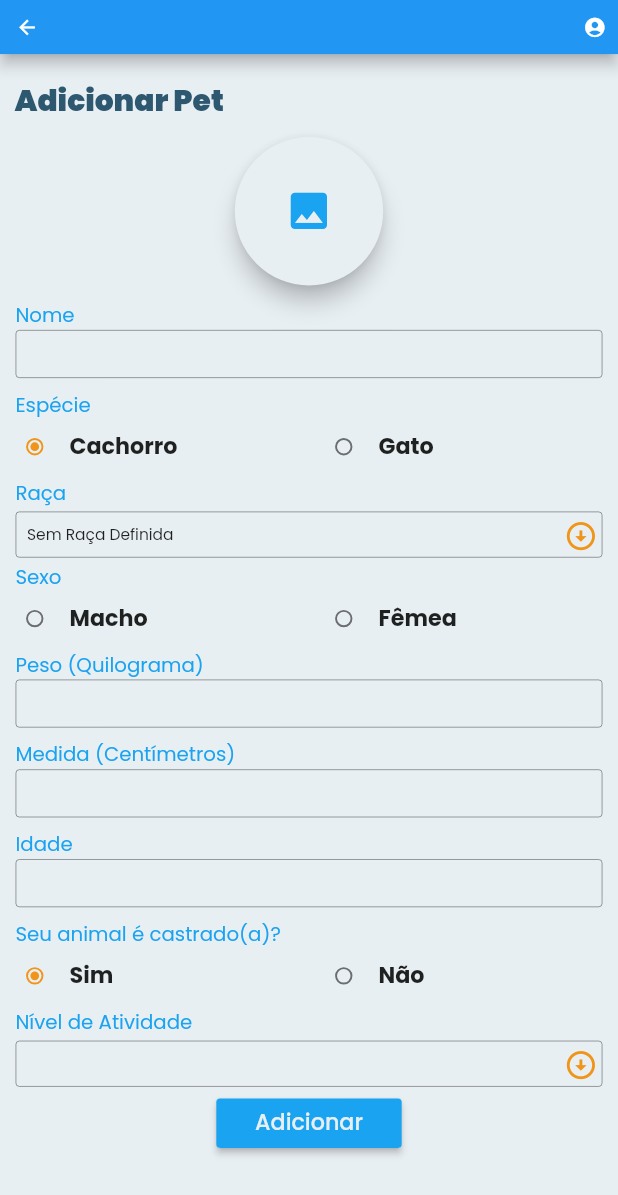
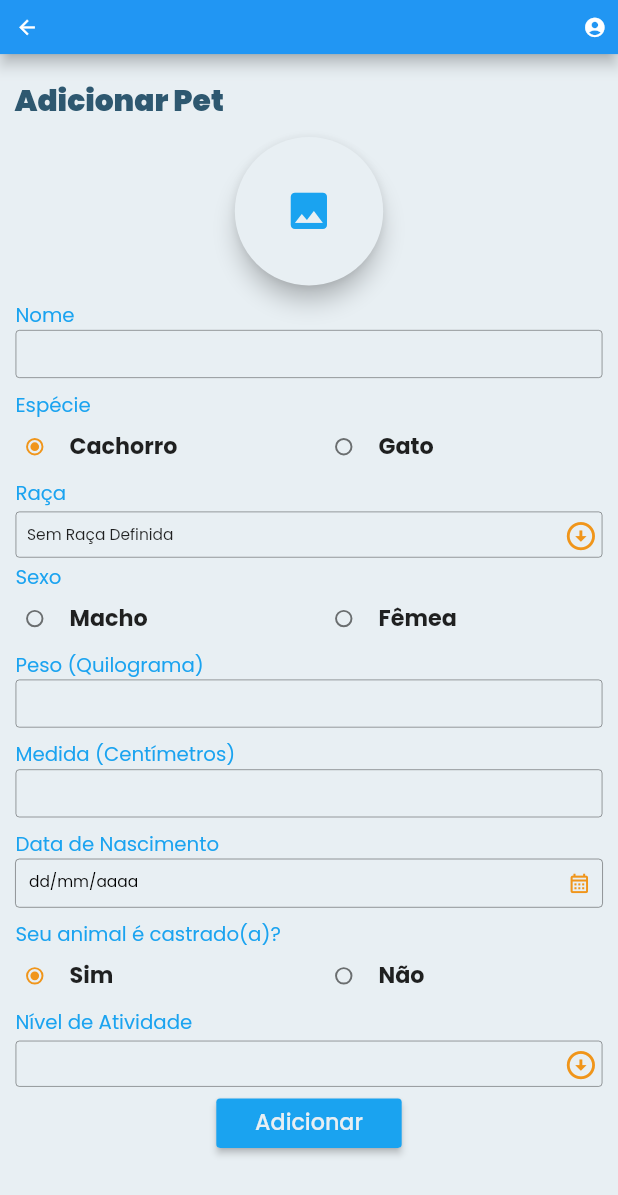
Before and after one commit to lmtsufape/nutricao-animal-app, a Flutter app: the AddAnimalScreen screen opened by its route, on a phone screen of 412 x 824 dp. Shown: the top 1195 px of the screen. Run offline on Flutter 3.47's test engine with Material 2 defaults, Android fonts, the phone set to English and light mode, and no system bars; drawn by our look-alikes of dropdown_search; our stand-ins replace device_preview, dio, file_picker, google_fonts, image_picker, responsive_framework and 2 more; accounts and stored records are empty.

Commit message:
mudando field de idade para data de nascimento

```diff
--- a/lib/components/forms/text_field_custom.dart
+++ b/lib/components/forms/text_field_custom.dart
@@ -1,4 +1,5 @@
 import 'package:flutter/material.dart';
+import 'package:intl/intl.dart';
 import 'package:thunderapp/shared/constants/app_number_constants.dart';
 
 import '../../shared/constants/style_constants.dart';
@@ -38,3 +39,72 @@ class TextFieldCustom extends StatelessWidget {
     );
   }
 }
+
+class TextFieldCustomDate extends StatefulWidget {
+  final String _fieldLabel;
+  final TextEditingController controller;
+  final String label;
+
+  const TextFieldCustomDate(this._fieldLabel, this.controller, this.label,
+      {super.key});
+
+  @override
+  State<TextFieldCustomDate> createState() => _TextFieldCustomDateState();
+}
+
+class _TextFieldCustomDateState extends State<TextFieldCustomDate> {
+  DateTime _datept = DateTime.now();
+  String date = 'dd/mm/aaaa';
+
+  getDate() {
+    showDatePicker(
+            context: context,
+            initialDate: DateTime.now(),
+            firstDate: DateTime(2010),
+            lastDate: DateTime(2025))
+        .then((value) {
+      setState(() {
+        _datept = value!;
+        date = DateFormat(DateFormat.YEAR_MONTH_DAY, "pt_Br").format(_datept);
+      });
+    });
+  }
+
+  @override
+  Widget build(BuildContext context) {
+    final heightScreen = MediaQuery.of(context).size.height;
+    return Padding(
+      padding: const EdgeInsets.only(left: 16, right: 16, bottom: 8),
+      child: Column(
+        crossAxisAlignment: CrossAxisAlignment.start,
+        children: [
+          Text(
+            widget._fieldLabel,
+            style: TextStyle(
+                color: kSecondaryColor, fontSize: heightScreen * kMediumSize),
+          ),
+          InkWell(
+            onTap: () => getDate(),
+            child: TextField(
+              enabled: false,
+              controller: widget.controller,
+              decoration: InputDecoration(
+                floatingLabelBehavior: FloatingLabelBehavior.never,
+                label: Text(date.toString(),
+                    style: const TextStyle(
+                      color: Colors.black,
+                    )),
+                contentPadding: const EdgeInsets.all(14),
+                border: const OutlineInputBorder(),
+                suffixIcon: IconButton(
+                    icon: const Icon(Icons.calendar_month_outlined,
+                        color: kDetailColor),
+                    onPressed: () => getDate()),
+              ),
+            ),
+          ),
+        ],
+      ),
+    );
+  }
+}
--- a/lib/screens/add_animal/add_animal_screen.dart
+++ b/lib/screens/add_animal/add_animal_screen.dart
@@ -251,7 +251,8 @@ class _AddAnimalScreenState extends State<AddAnimalScreen> {
             ),
             Padding(
               padding: const EdgeInsets.only(top: 4),
-              child: TextFieldCustom('Idade', ageController, ''),
+              child:
+                  TextFieldCustomDate('Data de Nascimento', ageController, ''),
             ),
             Padding(
               padding: const EdgeInsets.only(left: 16, top: 4),
```
